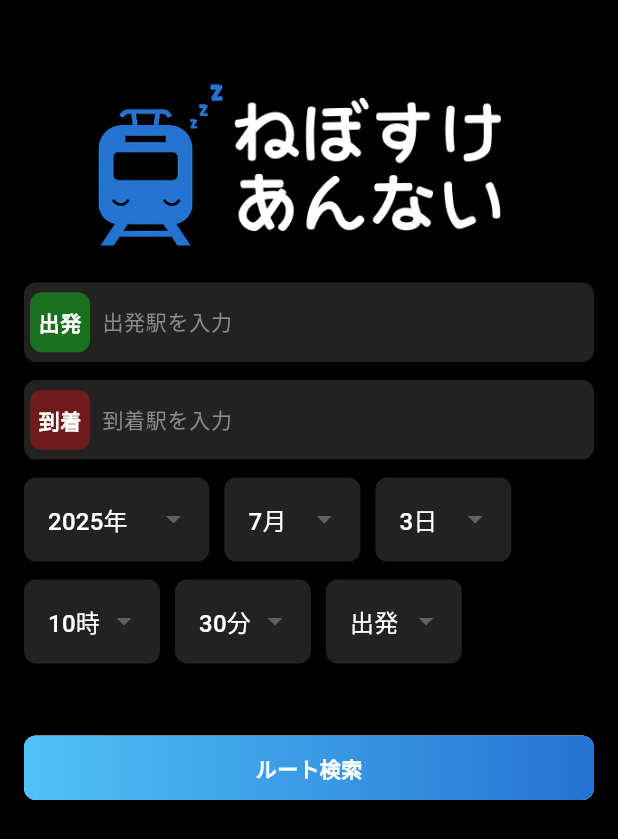
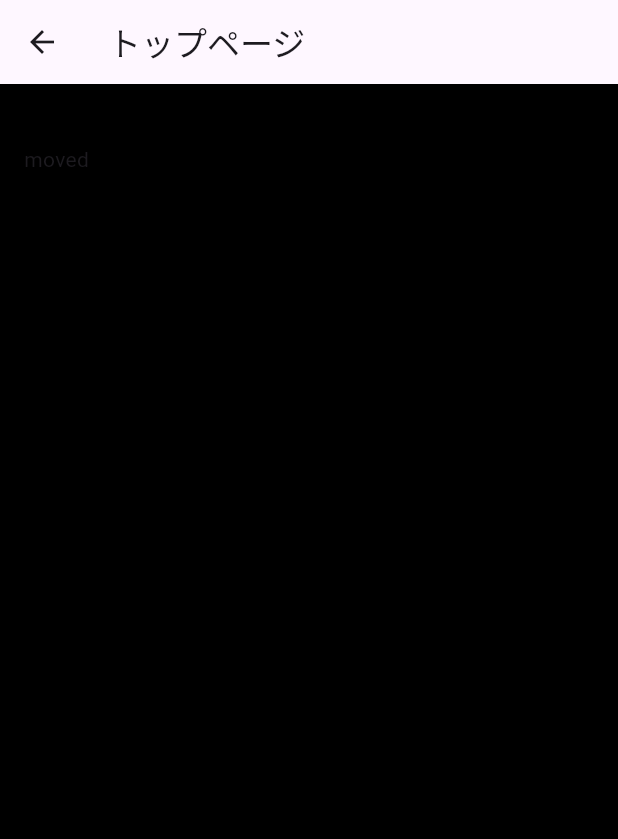
Before and after one commit to Izana180/onGoing_Nebosuke_trainRouteSearch, a Flutter app: the screen it shows after launch, after a tap on "ルート検索", on a phone screen of 412 x 824 dp. Shown: the top 839 px of the screen. Run offline on Flutter 3.47's test engine with Material 3 defaults, Android fonts, the phone set to English and light mode, and no system bars; our stand-ins replace flutter_hooks, hooks_riverpod.

Commit message:
ルート検索ボタンを追加

```diff
--- /dev/null
+++ b/lib/presentation/pages/route_select_page.dart
@@ -0,0 +1,30 @@
+import 'package:flutter/material.dart';
+import 'package:hooks_riverpod/hooks_riverpod.dart';
+
+class RouteSelectPage extends HookConsumerWidget {
+  const RouteSelectPage({super.key});
+
+  @override
+  Widget build(BuildContext context, WidgetRef ref) {
+    return Scaffold(
+      appBar: AppBar(
+        leading: IconButton(
+          icon: Icon(Icons.arrow_back),
+          onPressed: () {
+            Navigator.pop(context);
+          },
+        ),
+        title: Text('トップページ'),
+      ),
+      body: Padding(
+        padding: const EdgeInsets.all(16.0),
+        child: Column(
+          children: [
+            const SizedBox(height: 24),
+            Text('moved')
+          ],
+        ),
+      ),
+    );
+  }
+}
--- a/lib/presentation/pages/top_page.dart
+++ b/lib/presentation/pages/top_page.dart
@@ -5,6 +5,7 @@ import 'package:nebosuke_trainroutesearch/domain/top_page_domain.dart';
 import 'package:nebosuke_trainroutesearch/presentation/parts/custom_basic_input.dart';
 import 'package:nebosuke_trainroutesearch/presentation/parts/custom_select_box.dart';
 import 'package:nebosuke_trainroutesearch/presentation/parts/custom_button.dart';
+import 'package:nebosuke_trainroutesearch/presentation/pages/route_select_page.dart';
 
 class TopPage extends HookConsumerWidget {
   // 年月日の選択肢を生成
@@ -148,7 +149,13 @@ class TopPage extends HookConsumerWidget {
             const SizedBox(height: 48),
             CustomButton(
               text: 'ルート検索',
-              onPressed: () {},
+              // calli置き
+              onPressed: () {
+                Navigator.push(
+                  context,
+                  MaterialPageRoute(builder: (context) => const RouteSelectPage()),
+                );
+              },
             )
           ],
         ),
```
